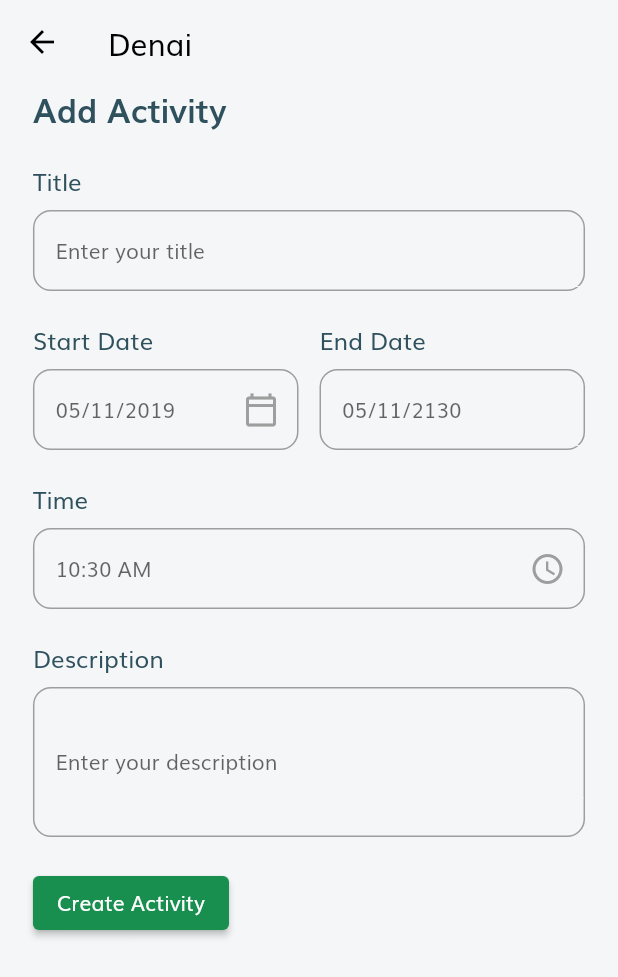
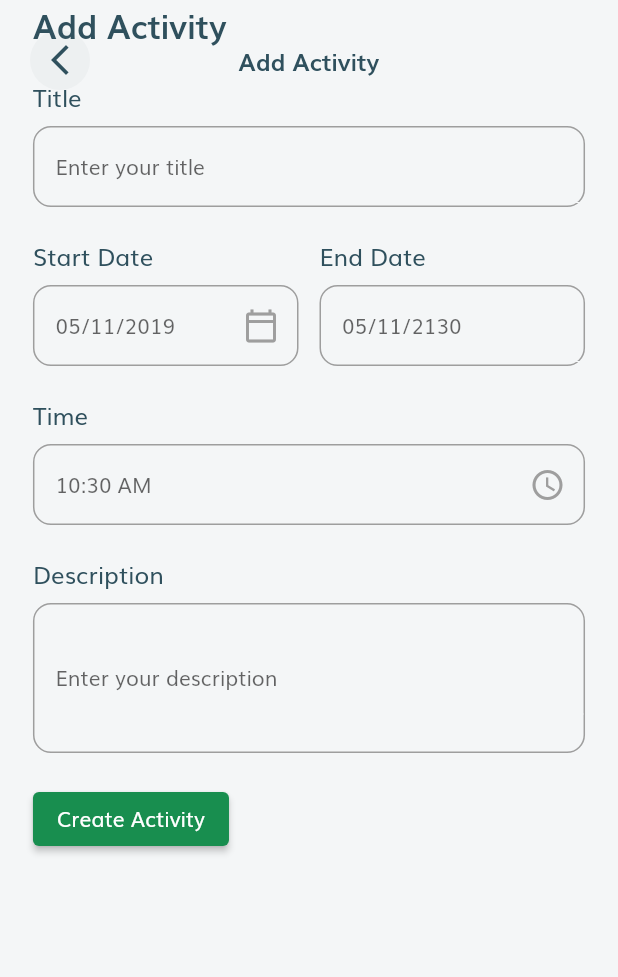
Before and after one commit to Mudennn/Denai_app, a Flutter app: the ActivityPage screen opened by its route, after a tap on "Add Activity", on a phone screen of 412 x 824 dp. Shown: the top 977 px of the screen. Run offline on Flutter 3.47's test engine with Material 2 defaults, Android fonts, the phone set to English and light mode, and no system bars; our stand-ins replace bloc, carousel_slider, date_picker_timeline, equatable, flutter_bloc, flutter_svg.

Commit message:
Update Activity Form Page

```diff
--- a/lib/components/custom_appbar.dart
+++ b/lib/components/custom_appbar.dart
@@ -3,7 +3,12 @@ import 'package:flutter/material.dart';
 
 class CustomAppBar extends StatelessWidget implements PreferredSizeWidget {
   const CustomAppBar(
-      {super.key, this.title = '', this.leading, this.titleWidget, this.onActionTap, this.rightLeading});
+      {super.key,
+      this.title = '',
+      this.leading,
+      this.titleWidget,
+      this.onActionTap,
+      this.rightLeading});
 
   final String title;
   final Widget? leading;
@@ -27,7 +32,7 @@ class CustomAppBar extends StatelessWidget implements PreferredSizeWidget {
                         style: const TextStyle(
                             fontWeight: FontWeight.bold,
                             fontSize: 16,
-                            color: Colors.black),
+                            color: headingColor),
                       ),
                     )
                   : Center(
@@ -39,13 +44,21 @@ class CustomAppBar extends StatelessWidget implements PreferredSizeWidget {
               crossAxisAlignment: CrossAxisAlignment.center,
               children: [
                 leading ??
-                    Transform.translate(
-                      offset: const Offset(-14, 0),
+                    Container(
+                      padding: const EdgeInsets.all(8),
+                      decoration: BoxDecoration(
+                        color: textColor.withOpacity(0.05),
+                        borderRadius: BorderRadius.circular(50),
+                      ),
                       child: GestureDetector(
-                        onTap: () {},
-                        child: const Icon(Icons.arrow_back_ios_new_outlined),
+                        onTap: () => Navigator.pop(context),
+                        child: const Icon(
+                          Icons.arrow_back_ios_new_outlined,
+                          color: headingColor,
                         ),
                       ),
+                    ),
+
                 // ICON BELAH KANAN //
                 // if (showActionIcon)
                 //   Transform.translate(
@@ -64,8 +77,7 @@ class CustomAppBar extends StatelessWidget implements PreferredSizeWidget {
                     padding: const EdgeInsets.all(8),
                     decoration: BoxDecoration(
                         color: whiteColor.withOpacity(0.2),
-                        borderRadius: BorderRadius.circular(50)
-                      ),
+                        borderRadius: BorderRadius.circular(50)),
                     child: rightLeading,
                   ),
                 )
--- a/lib/pages/activity_form/add_activity_form.dart
+++ b/lib/pages/activity_form/add_activity_form.dart
@@ -1,5 +1,5 @@
 import 'package:flutter/material.dart';
-
+import '../../components/custom_appbar.dart';
 import 'components/body.dart';
 
 class AddActivityForm extends StatelessWidget {
@@ -8,11 +8,18 @@ class AddActivityForm extends StatelessWidget {
 
   @override
   Widget build(BuildContext context) {
-    return Scaffold(
-      appBar: AppBar(
-        title: const Text("Denai", style: TextStyle(color: Colors.black),),
+    return const Scaffold(
+      extendBodyBehindAppBar: true,
+      appBar: CustomAppBar(
+        title: 'Add Activity',
+        // titleWidget: Icon(Icons.menu_outlined),
+        // showActionIcon: true,
+        // leading: BackBtn(
+        //         iconData: Icons.arrow_back_ios_new,
+        //         press: () => Navigator.pop(context),
+        //       ),
       ),
-      body:const Body(),
+      body: Body(),
     );
   }
 }
```
Lines whose indentation alone changed are shown as unchanged.
